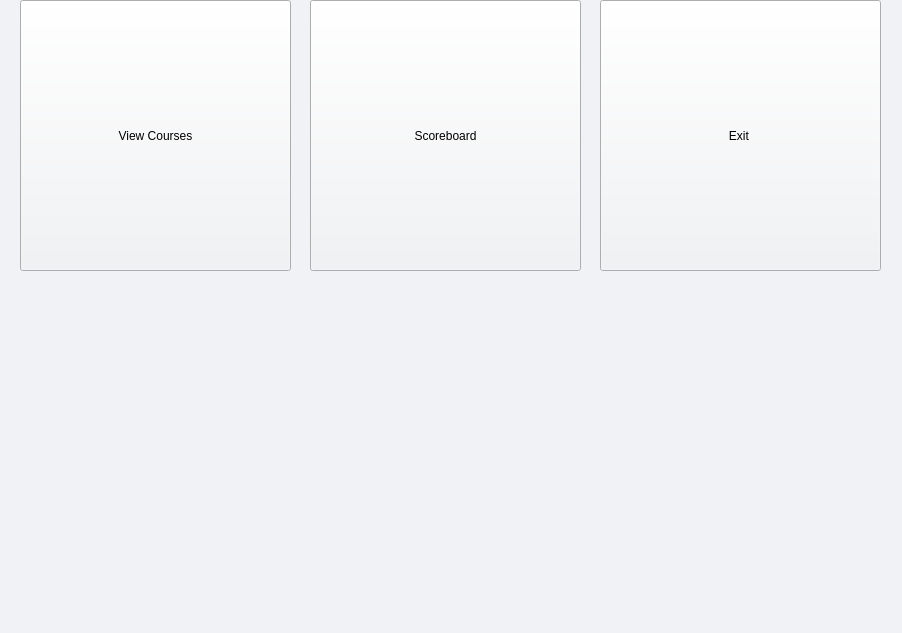
First picture: the form in Moodle/studentview.ui, repository khoaphamm/New_Moodle_Project, before the edit.
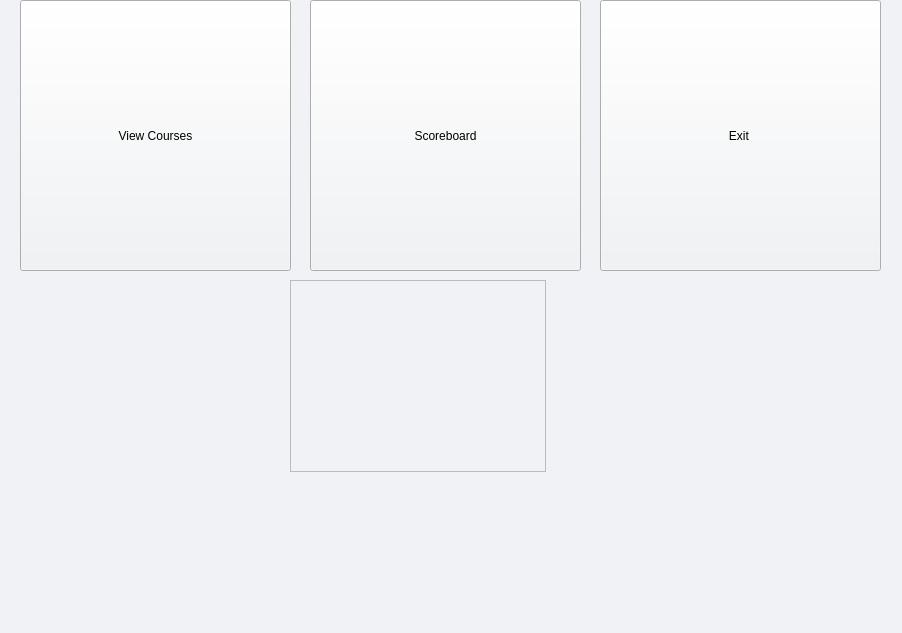
Second picture: the form after the edit.

Commit message: Add and find course function added

Patch:
```diff
--- a/Moodle/studentview.ui
+++ b/Moodle/studentview.ui
@@ -56,6 +56,16 @@
      <string>Exit </string>
     </property>
    </widget>
+   <widget class="QListWidget" name="courseList">
+    <property name="geometry">
+     <rect>
+      <x>290</x>
+      <y>280</y>
+      <width>256</width>
+      <height>192</height>
+     </rect>
+    </property>
+   </widget>
   </widget>
   <widget class="QMenuBar" name="menubar">
    <property name="geometry">
```
Left out of the diff: 15 changed lines with no effect on the pictures. The commit also changes 199 other files.
